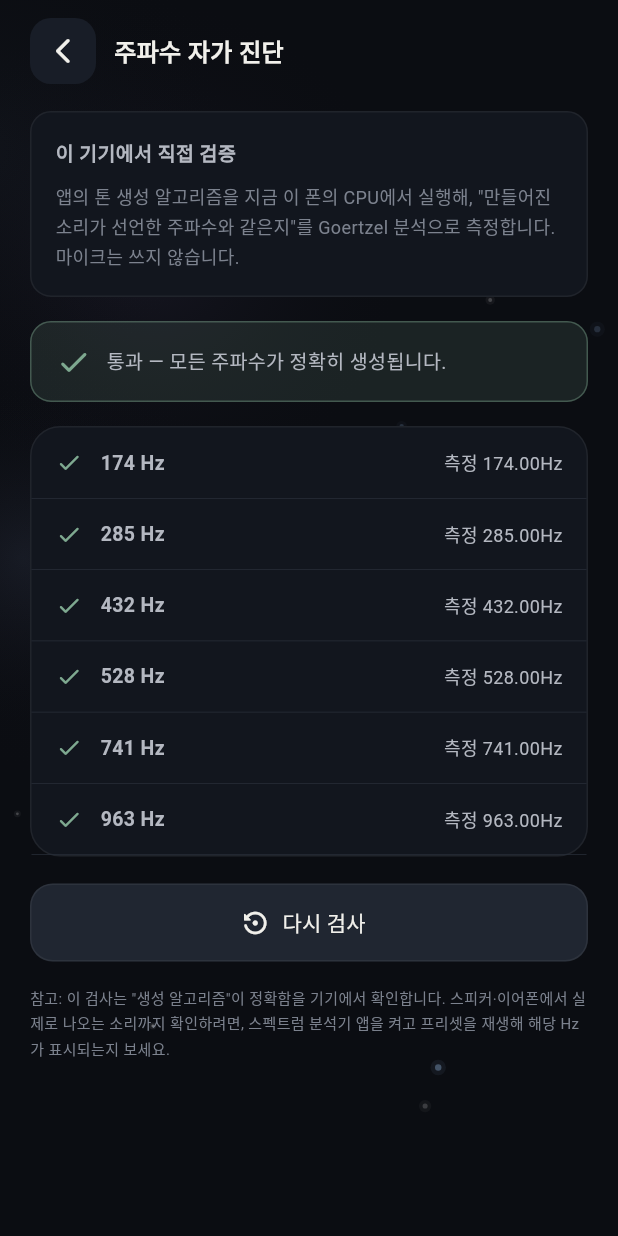
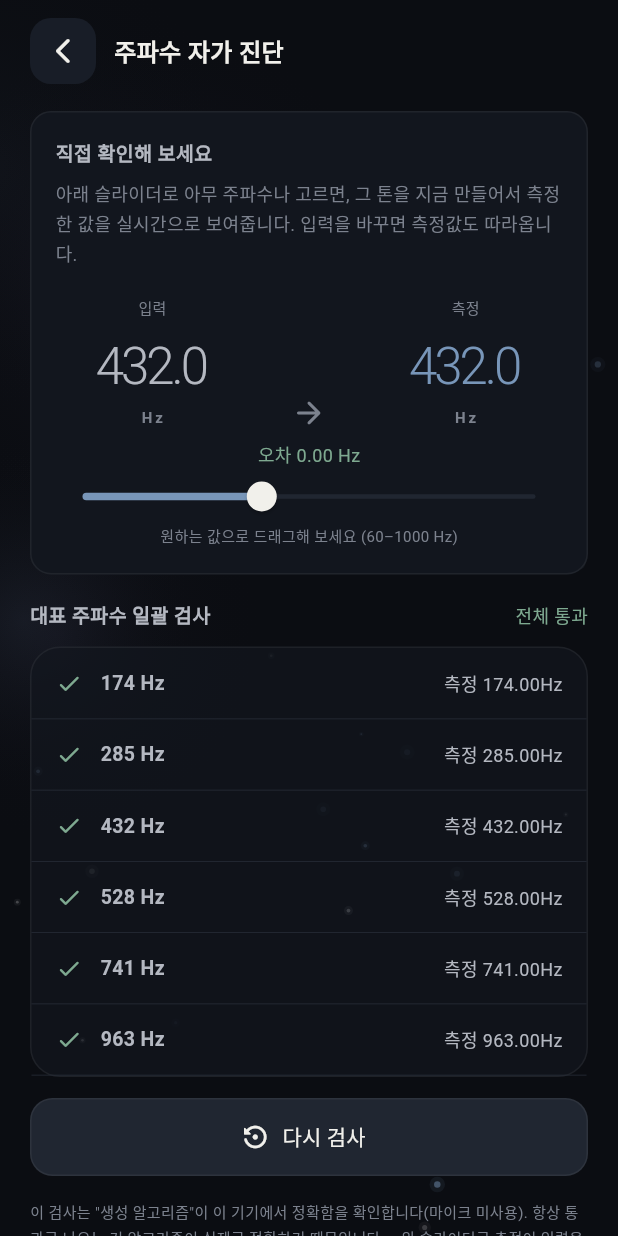
Before and after one commit to miziixx/mindnode, a Flutter app: the SelfCheckScreen screen opened directly, after a tap on "다시 검사", on a phone screen of 412 x 824 dp. Run offline on Flutter 3.47's test engine with Material 3 defaults, Android fonts, the phone set to English and light mode, and no system bars; our stand-ins replace file_picker, share_plus; Roboto replaces fonts that are missing (Pretendard).

Commit message:
feat: make frequency self-check interactive and transparent
The battery always passed (the algorithm really is correct), so it looked
like a rubber-stamp button. Adds a live probe: drag a slider to pick any
frequency and the app renders that exact tone and measures it in real time,
so the measured value visibly tracks the input — demonstrating the check is
actually analysing, not returning a canned "OK". Battery results now show
measured Hz with 2 decimals.

Co-Authored-By: Claude Opus 4.8 <noreply@anthropic.com>
Claude-Session: https://claude.ai/code/session_01CxAhXMz84k5nuwX2iByW95

```diff
--- a/lib/screens/tools/self_check_screen.dart
+++ b/lib/screens/tools/self_check_screen.dart
@@ -12,7 +12,9 @@ import '../../widgets/common.dart';
 import '../../widgets/dreamy_background.dart';
 
 /// 주파수 자가 진단. 기기 CPU에서 생성 알고리즘을 직접 돌려
-/// "선언한 Hz = 만들어진 Hz" 를 Goertzel 로 측정해 보여준다(마이크 미사용).
+/// "선언한 Hz = 만들어진 Hz" 를 Goertzel 로 측정한다(마이크 미사용).
+/// 고정 배터리 + **직접 조작 측정**(입력한 주파수를 실시간으로 분석)으로,
+/// 이 검사가 실제로 동작함을 눈으로 확인할 수 있다.
 class SelfCheckScreen extends StatefulWidget {
   const SelfCheckScreen({super.key});
 
@@ -24,10 +26,19 @@ class _SelfCheckScreenState extends State<SelfCheckScreen> {
   List<ProbeResult>? _results;
   bool _running = false;
 
+  // 직접 조작 측정
+  double _probeHz = 432;
+  double _measuredHz = 432;
+  double _sr = 48000;
+
   @override
   void initState() {
     super.initState();
-    WidgetsBinding.instance.addPostFrameCallback((_) => _run());
+    WidgetsBinding.instance.addPostFrameCallback((_) {
+      _sr = context.read<PlaybackController>().sampleRate;
+      _run();
+      _measureProbe();
+    });
   }
 
   Future<void> _run() async {
@@ -35,15 +46,21 @@ class _SelfCheckScreenState extends State<SelfCheckScreen> {
       _running = true;
       _results = null;
     });
-    final sr = context.read<PlaybackController>().sampleRate;
-    // 무거운 계산을 프레임 뒤로 미뤄 첫 페인트를 막지 않는다.
     await Future<void>.delayed(const Duration(milliseconds: 16));
-    final res = runToneSelfCheck(sampleRate: sr);
+    final res = runToneSelfCheck(sampleRate: _sr);
     if (!mounted) return;
     setState(() {
       _results = res;
       _running = false;
     });
+  }
+
+  /// 입력한 주파수를 실제로 생성→측정(마이크 없이). 슬라이더를 움직일 때마다 갱신.
+  void _measureProbe() {
+    final buf = renderTone(_probeHz, _sr, 4096);
+    final m = measureDominantHz(buf, _sr,
+        lo: (_probeHz - 90).clamp(20, 2000), hi: _probeHz + 90);
+    setState(() => _measuredHz = m);
   }
 
   @override
@@ -78,88 +95,120 @@ class _SelfCheckScreenState extends State<SelfCheckScreen> {
                   ],
                 ),
                 const SizedBox(height: 18),
+
+                // ── 직접 조작 측정(진짜로 동작함을 눈으로 확인) ──
                 SurfaceCard(
                   child: Column(
                     crossAxisAlignment: CrossAxisAlignment.start,
                     children: [
-                  Text('이 기기에서 직접 검증',
+                      Text('직접 확인해 보세요',
                           style: AppTypography.label
                               .copyWith(fontWeight: FontWeight.w700)),
-                  const SizedBox(height: 8),
-                  Text(
-                    '앱의 톤 생성 알고리즘을 지금 이 폰의 CPU에서 실행해, '
-                    '"만들어진 소리가 선언한 주파수와 같은지"를 Goertzel 분석으로 측정합니다. '
-                    '마이크는 쓰지 않습니다.',
-                    style: AppTypography.tiny,
+                      const SizedBox(height: 6),
+                      Text('아래 슬라이더로 아무 주파수나 고르면, 그 톤을 지금 만들어서 '
+                          '측정한 값을 실시간으로 보여줍니다. 입력을 바꾸면 측정값도 따라옵니다.',
+                          style: AppTypography.tiny),
+                      const SizedBox(height: 18),
+                      Row(
+                        mainAxisAlignment: MainAxisAlignment.spaceAround,
+                        crossAxisAlignment: CrossAxisAlignment.end,
+                        children: [
+                          _bigStat('입력', _probeHz, AppColors.textSecondary),
+                          Icon(Icons.arrow_forward_rounded,
+                              color: AppColors.textMuted),
+                          _bigStat('측정', _measuredHz, AppColors.accent),
+                        ],
+                      ),
+                      const SizedBox(height: 6),
+                      Center(
+                        child: Text(
+                          '오차 ${(_measuredHz - _probeHz).abs().toStringAsFixed(2)} Hz',
+                          style: AppTypography.tiny.copyWith(
+                              color: (_measuredHz - _probeHz).abs() < 1.5
+                                  ? AppColors.success
+                                  : AppColors.warning),
+                        ),
+                      ),
+                      Slider(
+                        value: _probeHz,
+                        min: 60,
+                        max: 1000,
+                        onChanged: (v) {
+                          _probeHz = v;
+                          _measureProbe();
+                        },
+                      ),
+                      Center(
+                        child: Text('원하는 값으로 드래그해 보세요 (60–1000 Hz)',
+                            style: AppTypography.tiny.copyWith(fontSize: 10)),
                       ),
                     ],
                   ),
                 ),
                 const SizedBox(height: 16),
+
+                // ── 고정 배터리 ──
+                Row(
+                  children: [
+                    Expanded(
+                      child: Text('대표 주파수 일괄 검사',
+                          style: AppTypography.label
+                              .copyWith(fontWeight: FontWeight.w700)),
+                    ),
+                    if (results != null)
+                      Text(allPass ? '전체 통과' : '오류 있음',
+                          style: AppTypography.tiny.copyWith(
+                              color: allPass
+                                  ? AppColors.success
+                                  : AppColors.error)),
+                  ],
+                ),
+                const SizedBox(height: 10),
                 if (_running || results == null)
                   const Padding(
-                padding: EdgeInsets.symmetric(vertical: 40),
-                child: Center(child: CircularProgressIndicator(strokeWidth: 2)),
+                    padding: EdgeInsets.symmetric(vertical: 30),
+                    child:
+                        Center(child: CircularProgressIndicator(strokeWidth: 2)),
                   )
                 else ...[
                   Container(
-                padding: const EdgeInsets.symmetric(horizontal: 16, vertical: 14),
                     decoration: BoxDecoration(
-                  color: (allPass ? AppColors.success : AppColors.error)
-                      .withOpacity(0.14),
-                  borderRadius: BorderRadius.circular(AppRadius.medium),
-                  border: Border.all(
-                      color: (allPass ? AppColors.success : AppColors.error)
-                          .withOpacity(0.4)),
-                ),
-                child: Row(
-                  children: [
-                    Icon(allPass ? AppIcons.check : Icons.error_outline_rounded,
-                        color: allPass ? AppColors.success : AppColors.error),
-                    const SizedBox(width: 10),
-                    Expanded(
-                      child: Text(
-                        allPass
-                            ? '통과 — 모든 주파수가 정확히 생성됩니다.'
-                            : '일부 항목이 허용 오차를 벗어났습니다.',
-                        style: AppTypography.label,
-                      ),
-                    ),
-                  ],
-                ),
-              ),
-              const SizedBox(height: 16),
-              Container(
-                decoration: BoxDecoration(
-                  color: AppColors.surface1,
+                      color: AppColors.surface1.withOpacity(0.7),
                       borderRadius: BorderRadius.circular(AppRadius.large),
                       border: Border.all(color: AppColors.softDivider),
                     ),
-                child: Column(
-                  children: [
-                    for (final r in results) _row(r),
+                    child: Column(children: [for (final r in results) _row(r)]),
+                  ),
+                  const SizedBox(height: 14),
+                  SecondaryButton(
+                      label: '다시 검사', icon: AppIcons.restore, onPressed: _run),
                 ],
-                ),
-              ),
-              const SizedBox(height: 18),
-              SecondaryButton(
-                label: '다시 검사',
-                icon: AppIcons.restore,
-                onPressed: _run,
-              ),
                 const SizedBox(height: 16),
                 Text(
-                '참고: 이 검사는 "생성 알고리즘"이 정확함을 기기에서 확인합니다. '
-                '스피커·이어폰에서 실제로 나오는 소리까지 확인하려면, '
-                '스펙트럼 분석기 앱을 켜고 프리셋을 재생해 해당 Hz가 표시되는지 보세요.',
+                  '이 검사는 "생성 알고리즘"이 이 기기에서 정확함을 확인합니다(마이크 미사용). '
+                  '항상 통과로 나오는 건 알고리즘이 실제로 정확하기 때문입니다 — 위 슬라이더로 '
+                  '측정이 입력을 따라오는지 직접 확인해 보세요. 스피커·이어폰의 실제 출력까지 '
+                  '보려면 스펙트럼 분석기 앱을 함께 쓰세요.',
                   style: AppTypography.tiny.copyWith(fontSize: 10),
                 ),
-            ],
               ],
             ),
           ),
         ],
       ),
+    );
+  }
+
+  Widget _bigStat(String label, double hz, Color color) {
+    return Column(
+      children: [
+        Text(label, style: AppTypography.tiny.copyWith(fontSize: 10)),
+        const SizedBox(height: 4),
+        Text(hz.toStringAsFixed(1),
+            style: AppTypography.frequencyDisplay
+                .copyWith(fontSize: 34, color: color)),
+        Text('Hz', style: AppTypography.smallCaps.copyWith(letterSpacing: 2)),
+      ],
     );
   }
 
@@ -172,12 +221,12 @@ class _SelfCheckScreenState extends State<SelfCheckScreen> {
       child: Row(
         children: [
           Icon(r.pass ? AppIcons.check : Icons.close_rounded,
-              size: 18,
-              color: r.pass ? AppColors.success : AppColors.error),
+              size: 18, color: r.pass ? AppColors.success : AppColors.error),
           const SizedBox(width: 12),
           Expanded(
             child: Text(r.label,
-                style: AppTypography.label.copyWith(fontWeight: FontWeight.w600)),
+                style:
+                    AppTypography.label.copyWith(fontWeight: FontWeight.w600)),
           ),
           Text('측정 ${r.measuredHz.toStringAsFixed(2)}Hz',
               style: AppTypography.tiny.copyWith(
```
Lines whose indentation alone changed are shown as unchanged.
